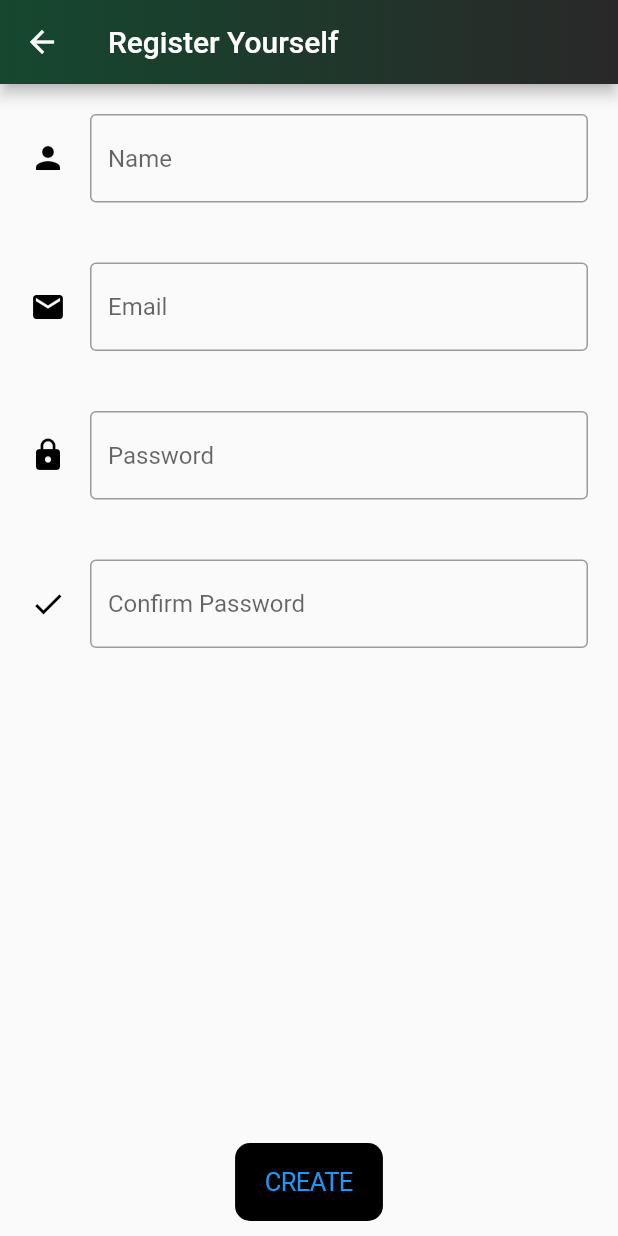
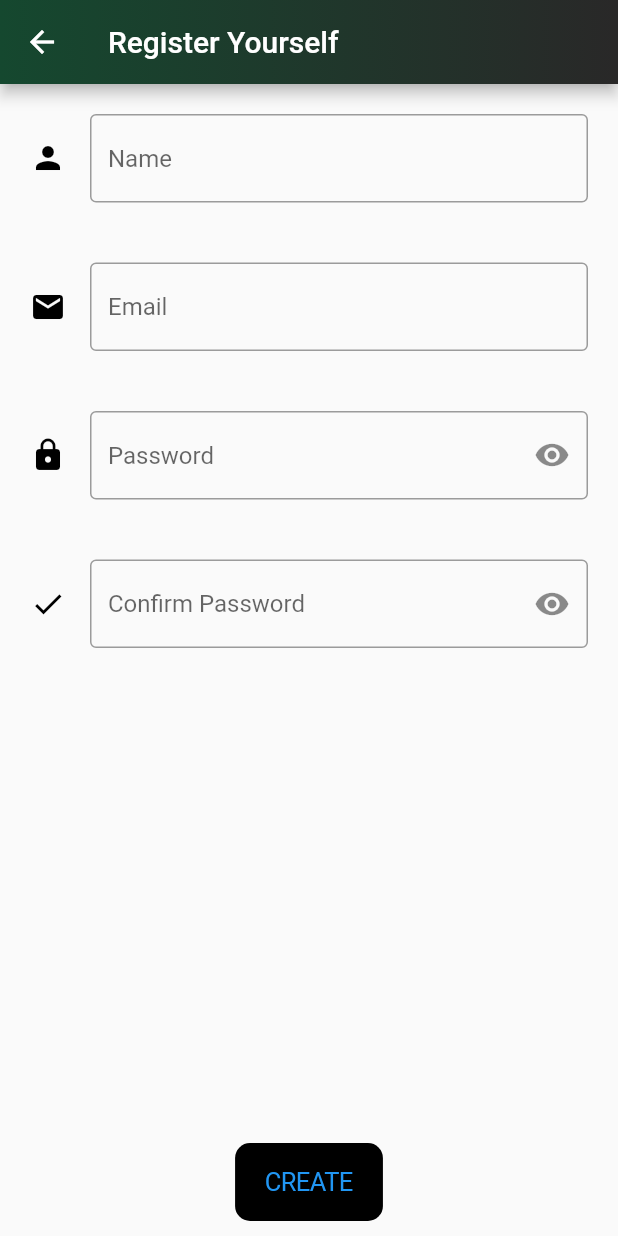
Before and after one commit to Shadab-Afzal7800/Grocify, a Flutter app: the screen it shows after launch, after a tap on "Create account?", on a phone screen of 412 x 824 dp. Run offline on Flutter 3.47's test engine with Material 2 defaults, Android fonts, the phone set to English and light mode, and no system bars; our stand-ins replace cloud_firestore, firebase_auth, firebase_core, lottie; accounts and stored records are empty; network calls fail.

Commit message:
'Added obscure text feature in password fields'

```diff
--- a/lib/createAccount.dart
+++ b/lib/createAccount.dart
@@ -15,6 +15,8 @@ TextEditingController createPassword = TextEditingController();
 TextEditingController confirmPassword = TextEditingController();
 
 class _CreateAccountState extends State<CreateAccount> {
+  bool createPasswordVisible = true;
+  bool confirmPasswordVisible = true;
   @override
   Widget build(BuildContext context) {
     return GestureDetector(
@@ -44,7 +46,7 @@ class _CreateAccountState extends State<CreateAccount> {
               padding: const EdgeInsets.all(20.0),
               child: TextFormField(
                 controller: createName,
-                decoration: const InputDecoration(
+                decoration: InputDecoration(
                     focusedBorder: OutlineInputBorder(
                         borderSide: BorderSide(color: Colors.black)),
                     icon: Icon(Icons.person),
@@ -72,11 +74,22 @@ class _CreateAccountState extends State<CreateAccount> {
               padding: const EdgeInsets.all(20.0),
               child: TextFormField(
                 controller: createPassword,
-                decoration: const InputDecoration(
+                obscureText: createPasswordVisible,
+                decoration: InputDecoration(
                     focusedBorder: OutlineInputBorder(
                         borderSide: BorderSide(color: Colors.black)),
                     icon: Icon(Icons.lock),
                     iconColor: Colors.black,
+                    suffixIcon: IconButton(
+                      onPressed: () {
+                        setState(() {
+                          createPasswordVisible = !createPasswordVisible;
+                        });
+                      },
+                      icon: Icon(createPasswordVisible
+                          ? Icons.visibility
+                          : Icons.visibility_off),
+                    ),
                     border: OutlineInputBorder(
                         borderSide: BorderSide(color: Colors.black)),
                     hintText: 'Password'),
@@ -85,12 +98,23 @@ class _CreateAccountState extends State<CreateAccount> {
             Padding(
               padding: const EdgeInsets.all(20.0),
               child: TextFormField(
+                obscureText: confirmPasswordVisible,
                 controller: confirmPassword,
-                decoration: const InputDecoration(
+                decoration: InputDecoration(
                     focusedBorder: OutlineInputBorder(
                         borderSide: BorderSide(color: Colors.black)),
                     icon: Icon(Icons.check),
                     iconColor: Colors.black,
+                    suffixIcon: IconButton(
+                      onPressed: () {
+                        setState(() {
+                          confirmPasswordVisible = !confirmPasswordVisible;
+                        });
+                      },
+                      icon: Icon(confirmPasswordVisible
+                          ? Icons.visibility
+                          : Icons.visibility_off),
+                    ),
                     border: OutlineInputBorder(
                         borderSide: BorderSide(color: Colors.black)),
                     hintText: 'Confirm Password'),
--- a/lib/loginScreen.dart
+++ b/lib/loginScreen.dart
@@ -16,6 +16,7 @@ TextEditingController emailController = TextEditingController();
 TextEditingController passwordController = TextEditingController();
 
 class _LoginState extends State<Login> {
+  bool passwordVisible = true;
   @override
   Widget build(BuildContext context) {
     return GestureDetector(
@@ -67,11 +68,21 @@ class _LoginState extends State<Login> {
                 padding: const EdgeInsets.all(20.0),
                 child: TextFormField(
                     controller: passwordController,
-                    decoration: const InputDecoration(
+                    obscureText: passwordVisible,
+                    decoration: InputDecoration(
                       focusedBorder: OutlineInputBorder(
                           borderSide: BorderSide(color: Colors.black)),
                       icon: Icon(Icons.lock),
                       iconColor: Colors.black,
+                      suffixIcon: IconButton(
+                          onPressed: () {
+                            setState(() {
+                              passwordVisible = !passwordVisible;
+                            });
+                          },
+                          icon: Icon(passwordVisible
+                              ? Icons.visibility
+                              : Icons.visibility_off)),
                       border: OutlineInputBorder(
                           borderSide: BorderSide(color: Colors.black)),
                       hintText: 'Password',
```
